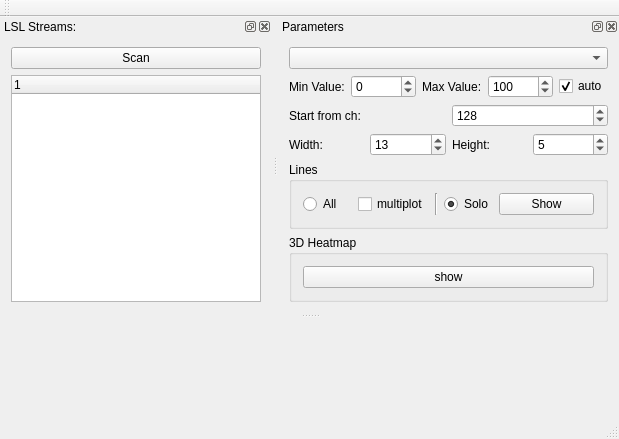
Old version of the form forms/mainwindow.ui in the repository Aightech/lslsub_plotter.
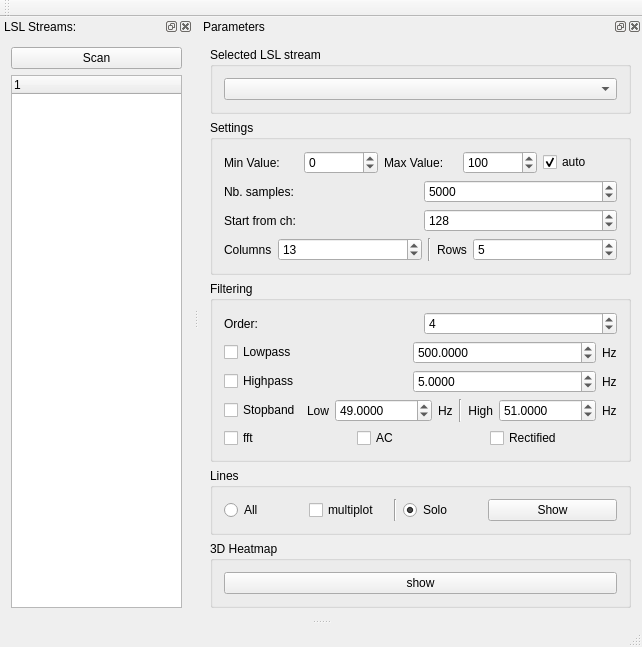
New version of the form.

Commit message: added filtering and other function

The edit to the form file:
```diff
--- a/forms/mainwindow.ui
+++ b/forms/mainwindow.ui
@@ -6,8 +6,8 @@
    <rect>
     <x>0</x>
     <y>0</y>
-    <width>619</width>
-    <height>439</height>
+    <width>642</width>
+    <height>588</height>
    </rect>
   </property>
   <property name="windowTitle">
@@ -96,193 +96,242 @@
       <layout class="QHBoxLayout" name="horizontalLayout">
        <item>
         <layout class="QGridLayout" name="gridLayout_4">
-         <item row="0" column="0">
-          <widget class="QComboBox" name="comboBox_stream">
-           <property name="sizePolicy">
-            <sizepolicy hsizetype="Preferred" vsizetype="Fixed">
-             <horstretch>0</horstretch>
-             <verstretch>0</verstretch>
-            </sizepolicy>
-           </property>
-          </widget>
-         </item>
-         <item row="1" column="0">
-          <layout class="QHBoxLayout" name="horizontalLayout_8">
-           <item>
-            <widget class="QLabel" name="label_13">
-             <property name="sizePolicy">
-              <sizepolicy hsizetype="Preferred" vsizetype="Preferred">
-               <horstretch>0</horstretch>
-               <verstretch>0</verstretch>
-              </sizepolicy>
-             </property>
-             <property name="text">
-              <string>Min Value:</string>
-             </property>
-            </widget>
-           </item>
-           <item>
-            <widget class="QSpinBox" name="spinBox_minVal">
-             <property name="sizePolicy">
-              <sizepolicy hsizetype="Preferred" vsizetype="Fixed">
-               <horstretch>0</horstretch>
-               <verstretch>0</verstretch>
-              </sizepolicy>
-             </property>
-             <property name="minimum">
-              <number>-64000</number>
-             </property>
-             <property name="maximum">
-              <number>64000</number>
-             </property>
-             <property name="value">
-              <number>0</number>
-             </property>
-            </widget>
-           </item>
-           <item>
-            <widget class="QLabel" name="label_17">
-             <property name="sizePolicy">
-              <sizepolicy hsizetype="Preferred" vsizetype="Preferred">
-               <horstretch>0</horstretch>
-               <verstretch>0</verstretch>
-              </sizepolicy>
-             </property>
-             <property name="text">
-              <string>Max Value:</string>
-             </property>
-            </widget>
-           </item>
-           <item>
-            <widget class="QSpinBox" name="spinBox_maxVal">
-             <property name="sizePolicy">
-              <sizepolicy hsizetype="Preferred" vsizetype="Fixed">
-               <horstretch>0</horstretch>
-               <verstretch>0</verstretch>
-              </sizepolicy>
-             </property>
-             <property name="minimum">
-              <number>-64000</number>
-             </property>
-             <property name="maximum">
-              <number>64000</number>
-             </property>
-             <property name="value">
-              <number>100</number>
-             </property>
-            </widget>
-           </item>
-           <item>
-            <widget class="QCheckBox" name="checkBox_scaleAuto">
-             <property name="text">
-              <string>auto</string>
-             </property>
-             <property name="checked">
-              <bool>true</bool>
-             </property>
-            </widget>
-           </item>
-          </layout>
-         </item>
-         <item row="2" column="0">
-          <layout class="QHBoxLayout" name="horizontalLayout_20">
-           <item>
-            <widget class="QLabel" name="label_31">
-             <property name="sizePolicy">
-              <sizepolicy hsizetype="Preferred" vsizetype="Preferred">
-               <horstretch>0</horstretch>
-               <verstretch>0</verstretch>
-              </sizepolicy>
-             </property>
-             <property name="text">
-              <string>Start from ch: </string>
-             </property>
-             <property name="alignment">
-              <set>Qt::AlignLeading|Qt::AlignLeft|Qt::AlignVCenter</set>
-             </property>
-            </widget>
-           </item>
-           <item>
-            <widget class="QSpinBox" name="spinBox_heatmapChmin">
-             <property name="sizePolicy">
-              <sizepolicy hsizetype="Preferred" vsizetype="Fixed">
-               <horstretch>0</horstretch>
-               <verstretch>0</verstretch>
-              </sizepolicy>
-             </property>
-             <property name="maximum">
-              <number>1000</number>
-             </property>
-             <property name="value">
-              <number>128</number>
-             </property>
-            </widget>
-           </item>
-          </layout>
-         </item>
-         <item row="3" column="0">
-          <layout class="QHBoxLayout" name="horizontalLayout_7">
-           <item>
-            <widget class="QLabel" name="label_12">
-             <property name="sizePolicy">
-              <sizepolicy hsizetype="Preferred" vsizetype="Preferred">
-               <horstretch>0</horstretch>
-               <verstretch>0</verstretch>
-              </sizepolicy>
-             </property>
-             <property name="text">
-              <string>Width:</string>
-             </property>
-            </widget>
-           </item>
-           <item>
-            <widget class="QSpinBox" name="spinBox_heatmapHeight">
-             <property name="sizePolicy">
-              <sizepolicy hsizetype="Preferred" vsizetype="Fixed">
-               <horstretch>0</horstretch>
-               <verstretch>0</verstretch>
-              </sizepolicy>
-             </property>
-             <property name="maximum">
-              <number>1000</number>
-             </property>
-             <property name="value">
-              <number>13</number>
-             </property>
-            </widget>
-           </item>
-           <item>
-            <widget class="QLabel" name="label_16">
-             <property name="sizePolicy">
-              <sizepolicy hsizetype="Preferred" vsizetype="Preferred">
-               <horstretch>0</horstretch>
-               <verstretch>0</verstretch>
-              </sizepolicy>
-             </property>
-             <property name="text">
-              <string>Height:</string>
-             </property>
-            </widget>
-           </item>
-           <item>
-            <widget class="QSpinBox" name="spinBox_heatmapWidth">
-             <property name="sizePolicy">
-              <sizepolicy hsizetype="Preferred" vsizetype="Fixed">
-               <horstretch>0</horstretch>
-               <verstretch>0</verstretch>
-              </sizepolicy>
-             </property>
-             <property name="maximum">
-              <number>1000</number>
-             </property>
-             <property name="value">
-              <number>5</number>
-             </property>
-            </widget>
-           </item>
-          </layout>
-         </item>
          <item row="4" column="0">
+          <widget class="QGroupBox" name="groupBox">
+           <property name="title">
+            <string>Filtering</string>
+           </property>
+           <layout class="QGridLayout" name="gridLayout_6">
+            <item row="0" column="0">
+             <layout class="QVBoxLayout" name="verticalLayout_3">
+              <item>
+               <layout class="QHBoxLayout" name="horizontalLayout_11">
+                <item>
+                 <widget class="QLabel" name="label_8">
+                  <property name="text">
+                   <string>Order:</string>
+                  </property>
+                 </widget>
+                </item>
+                <item>
+                 <widget class="QSpinBox" name="spinBox_order">
+                  <property name="maximum">
+                   <number>500</number>
+                  </property>
+                  <property name="value">
+                   <number>4</number>
+                  </property>
+                 </widget>
+                </item>
+               </layout>
+              </item>
+              <item>
+               <layout class="QHBoxLayout" name="horizontalLayout_5">
+                <item>
+                 <widget class="QCheckBox" name="checkBox_lowpass">
+                  <property name="text">
+                   <string>Lowpass</string>
+                  </property>
+                 </widget>
+                </item>
+                <item>
+                 <widget class="QDoubleSpinBox" name="doubleSpinBox_lowpass">
+                  <property name="decimals">
+                   <number>4</number>
+                  </property>
+                  <property name="maximum">
+                   <double>999999.000000000000000</double>
+                  </property>
+                  <property name="value">
+                   <double>500.000000000000000</double>
+                  </property>
+                 </widget>
+                </item>
+                <item>
+                 <widget class="QLabel" name="label_5">
+                  <property name="sizePolicy">
+                   <sizepolicy hsizetype="Fixed" vsizetype="Preferred">
+                    <horstretch>0</horstretch>
+                    <verstretch>0</verstretch>
+                   </sizepolicy>
+                  </property>
+                  <property name="text">
+                   <string>Hz</string>
+                  </property>
+                 </widget>
+                </item>
+               </layout>
+              </item>
+              <item>
+               <layout class="QHBoxLayout" name="horizontalLayout_3">
+                <item>
+                 <widget class="QCheckBox" name="checkBox_highpass">
+                  <property name="text">
+                   <string>Highpass</string>
+                  </property>
+                 </widget>
+                </item>
+                <item>
+                 <widget class="QDoubleSpinBox" name="doubleSpinBox_highpass">
+                  <property name="decimals">
+                   <number>4</number>
+                  </property>
+                  <property name="maximum">
+                   <double>999999.000000000000000</double>
+                  </property>
+                  <property name="value">
+                   <double>5.000000000000000</double>
+                  </property>
+                 </widget>
+                </item>
+                <item>
+                 <widget class="QLabel" name="label_4">
+                  <property name="sizePolicy">
+                   <sizepolicy hsizetype="Fixed" vsizetype="Preferred">
+                    <horstretch>0</horstretch>
+                    <verstretch>0</verstretch>
+                   </sizepolicy>
+                  </property>
+                  <property name="text">
+                   <string>Hz</string>
+                  </property>
+                 </widget>
+                </item>
+               </layout>
+              </item>
+              <item>
+               <layout class="QHBoxLayout" name="horizontalLayout_4">
+                <item>
+                 <widget class="QCheckBox" name="checkBox_stopband">
+                  <property name="text">
+                   <string>Stopband</string>
+                  </property>
+                 </widget>
+                </item>
+                <item>
+                 <widget class="QLabel" name="label">
+                  <property name="sizePolicy">
+                   <sizepolicy hsizetype="Fixed" vsizetype="Preferred">
+                    <horstretch>0</horstretch>
+                    <verstretch>0</verstretch>
+                   </sizepolicy>
+                  </property>
+                  <property name="text">
+                   <string>Low</string>
+                  </property>
+                  <property name="alignment">
+                   <set>Qt::AlignRight|Qt::AlignTrailing|Qt::AlignVCenter</set>
+                  </property>
+                 </widget>
+                </item>
+                <item>
+                 <widget class="QDoubleSpinBox" name="doubleSpinBox_stopband_low">
+                  <property name="decimals">
+                   <number>4</number>
+                  </property>
+                  <property name="maximum">
+                   <double>999999.000000000000000</double>
+                  </property>
+                  <property name="value">
+                   <double>49.000000000000000</double>
+                  </property>
+                 </widget>
+                </item>
+                <item>
+                 <widget class="QLabel" name="label_2">
+                  <property name="sizePolicy">
+                   <sizepolicy hsizetype="Fixed" vsizetype="Preferred">
+                    <horstretch>0</horstretch>
+                    <verstretch>0</verstretch>
+                   </sizepolicy>
+                  </property>
+                  <property name="text">
+                   <string>Hz</string>
+                  </property>
+                 </widget>
+                </item>
+                <item>
+                 <widget class="Line" name="line_2">
+                  <property name="orientation">
+                   <enum>Qt::Vertical</enum>
+                  </property>
+                 </widget>
+                </item>
+                <item>
+                 <widget class="QLabel" name="label_3">
+                  <property name="sizePolicy">
+                   <sizepolicy hsizetype="Fixed" vsizetype="Preferred">
+                    <horstretch>0</horstretch>
+                    <verstretch>0</verstretch>
+                   </sizepolicy>
+                  </property>
+                  <property name="text">
+                   <string>High</string>
+                  </property>
+                  <property name="alignment">
+                   <set>Qt::AlignRight|Qt::AlignTrailing|Qt::AlignVCenter</set>
+                  </property>
+                 </widget>
+                </item>
+                <item>
+                 <widget class="QDoubleSpinBox" name="doubleSpinBox__stopband_high">
+                  <property name="decimals">
+                   <number>4</number>
+                  </property>
+                  <property name="maximum">
+                   <double>999999.000000000000000</double>
+                  </property>
+                  <property name="value">
+                   <double>51.000000000000000</double>
+                  </property>
+                 </widget>
+                </item>
+                <item>
+                 <widget class="QLabel" name="label_6">
+                  <property name="sizePolicy">
+                   <sizepolicy hsizetype="Fixed" vsizetype="Preferred">
+                    <horstretch>0</horstretch>
+                    <verstretch>0</verstretch>
+                   </sizepolicy>
+                  </property>
+                  <property name="text">
+                   <string>Hz</string>
+                  </property>
+                 </widget>
+                </item>
+               </layout>
+              </item>
+              <item>
+               <layout class="QHBoxLayout" name="horizontalLayout_9">
+                <item>
+                 <widget class="QCheckBox" name="checkBox_fft">
+                  <property name="text">
+                   <string>fft</string>
+                  </property>
+                 </widget>
+                </item>
+                <item>
+                 <widget class="QCheckBox" name="checkBox_AC">
+                  <property name="text">
+                   <string>AC</string>
+                  </property>
+                 </widget>
+                </item>
+                <item>
+                 <widget class="QCheckBox" name="checkBox_Rectified">
+                  <property name="text">
+                   <string>Rectified</string>
+                  </property>
+                 </widget>
+                </item>
+               </layout>
+              </item>
+             </layout>
+            </item>
+           </layout>
+          </widget>
+         </item>
+         <item row="5" column="0">
           <widget class="QGroupBox" name="groupBox_2D">
            <property name="sizePolicy">
             <sizepolicy hsizetype="Preferred" vsizetype="Preferred">
@@ -369,7 +418,7 @@
            </layout>
           </widget>
          </item>
-         <item row="5" column="0">
+         <item row="7" column="0">
           <widget class="QGroupBox" name="groupBox_3D">
            <property name="sizePolicy">
             <sizepolicy hsizetype="Preferred" vsizetype="Preferred">
@@ -403,6 +452,238 @@
            </layout>
           </widget>
          </item>
+         <item row="1" column="0">
+          <widget class="QGroupBox" name="groupBox_2">
+           <property name="title">
+            <string>Settings</string>
+           </property>
+           <layout class="QGridLayout" name="gridLayout_8">
+            <item row="2" column="0">
+             <layout class="QHBoxLayout" name="horizontalLayout_20">
+              <item>
+               <widget class="QLabel" name="label_31">
+                <property name="sizePolicy">
+                 <sizepolicy hsizetype="Preferred" vsizetype="Preferred">
+                  <horstretch>0</horstretch>
+                  <verstretch>0</verstretch>
+                 </sizepolicy>
+                </property>
+                <property name="text">
+                 <string>Start from ch: </string>
+                </property>
+                <property name="alignment">
+                 <set>Qt::AlignLeading|Qt::AlignLeft|Qt::AlignVCenter</set>
+                </property>
+               </widget>
+              </item>
+              <item>
+               <widget class="QSpinBox" name="spinBox_heatmapChmin">
+                <property name="sizePolicy">
+                 <sizepolicy hsizetype="Preferred" vsizetype="Fixed">
+                  <horstretch>0</horstretch>
+                  <verstretch>0</verstretch>
+                 </sizepolicy>
+                </property>
+                <property name="maximum">
+                 <number>10000</number>
+                </property>
+                <property name="value">
+                 <number>128</number>
+                </property>
+               </widget>
+              </item>
+             </layout>
+            </item>
+            <item row="0" column="0">
+             <layout class="QHBoxLayout" name="horizontalLayout_8">
+              <item>
+               <widget class="QLabel" name="label_13">
+                <property name="sizePolicy">
+                 <sizepolicy hsizetype="Preferred" vsizetype="Preferred">
+                  <horstretch>0</horstretch>
+                  <verstretch>0</verstretch>
+                 </sizepolicy>
+                </property>
+                <property name="text">
+                 <string>Min Value:</string>
+                </property>
+               </widget>
+              </item>
+              <item>
+               <widget class="QSpinBox" name="spinBox_minVal">
+                <property name="sizePolicy">
+                 <sizepolicy hsizetype="Preferred" vsizetype="Fixed">
+                  <horstretch>0</horstretch>
+                  <verstretch>0</verstretch>
+                 </sizepolicy>
+                </property>
+                <property name="minimum">
+                 <number>-99999999</number>
+                </property>
+                <property name="maximum">
+                 <number>99999999</number>
+                </property>
+                <property name="value">
+                 <number>0</number>
+                </property>
+               </widget>
+              </item>
+              <item>
+               <widget class="QLabel" name="label_17">
+                <property name="sizePolicy">
+                 <sizepolicy hsizetype="Preferred" vsizetype="Preferred">
+                  <horstretch>0</horstretch>
+                  <verstretch>0</verstretch>
+                 </sizepolicy>
+                </property>
+                <property name="text">
+                 <string>Max Value:</string>
+                </property>
+               </widget>
+              </item>
+              <item>
+               <widget class="QSpinBox" name="spinBox_maxVal">
+                <property name="sizePolicy">
+                 <sizepolicy hsizetype="Preferred" vsizetype="Fixed">
+                  <horstretch>0</horstretch>
+                  <verstretch>0</verstretch>
+                 </sizepolicy>
+                </property>
+                <property name="minimum">
+                 <number>-99999999</number>
+                </property>
+                <property name="maximum">
+                 <number>99999999</number>
+                </property>
+                <property name="value">
+                 <number>100</number>
+                </property>
+               </widget>
+              </item>
+              <item>
+               <widget class="QCheckBox" name="checkBox_scaleAuto">
+                <property name="text">
+                 <string>auto</string>
+                </property>
+                <property name="checked">
+                 <bool>true</bool>
+                </property>
+               </widget>
+              </item>
+             </layout>
+            </item>
+            <item row="3" column="0">
+             <layout class="QHBoxLayout" name="horizontalLayout_7">
+              <item>
+               <widget class="QLabel" name="label_12">
+                <property name="sizePolicy">
+                 <sizepolicy hsizetype="Fixed" vsizetype="Preferred">
+                  <horstretch>0</horstretch>
+                  <verstretch>0</verstretch>
+                 </sizepolicy>
+                </property>
+                <property name="text">
+                 <string>Columns</string>
+                </property>
+               </widget>
+              </item>
+              <item>
+               <widget class="QSpinBox" name="spinBox_heatmapHeight">
+                <property name="sizePolicy">
+                 <sizepolicy hsizetype="Preferred" vsizetype="Fixed">
+                  <horstretch>0</horstretch>
+                  <verstretch>0</verstretch>
+                 </sizepolicy>
+                </property>
+                <property name="maximum">
+                 <number>1000</number>
+                </property>
+                <property name="value">
+                 <number>13</number>
+                </property>
+               </widget>
+              </item>
+              <item>
+               <widget class="Line" name="line_3">
+                <property name="orientation">
+                 <enum>Qt::Vertical</enum>
+                </property>
+               </widget>
+              </item>
+              <item>
+               <widget class="QLabel" name="label_16">
+                <property name="sizePolicy">
+                 <sizepolicy hsizetype="Fixed" vsizetype="Preferred">
+                  <horstretch>0</horstretch>
+                  <verstretch>0</verstretch>
+                 </sizepolicy>
+                </property>
+                <property name="text">
+                 <string>Rows</string>
+                </property>
+               </widget>
+              </item>
+              <item>
+               <widget class="QSpinBox" name="spinBox_heatmapWidth">
+                <property name="sizePolicy">
+                 <sizepolicy hsizetype="Preferred" vsizetype="Fixed">
+                  <horstretch>0</horstretch>
+                  <verstretch>0</verstretch>
+                 </sizepolicy>
+                </property>
+                <property name="maximum">
+                 <number>1000</number>
+                </property>
+                <property name="value">
+                 <number>5</number>
+                </property>
+               </widget>
+              </item>
+             </layout>
+            </item>
+            <item row="1" column="0">
+             <layout class="QHBoxLayout" name="horizontalLayout_10">
+              <item>
+               <widget class="QLabel" name="label_7">
+                <property name="text">
+                 <string>Nb. samples:</string>
+                </property>
+               </widget>
+              </item>
+              <item>
+               <widget class="QSpinBox" name="spinBox_n">
+                <property name="maximum">
+                 <number>99999</number>
+                </property>
+                <property name="value">
+                 <number>5000</number>
+                </property>
+               </widget>
+              </item>
+             </layout>
+            </item>
+           </layout>
+          </widget>
+         </item>
+         <item row="0" column="0">
+          <widget class="QGroupBox" name="groupBox_3">
+           <property name="title">
+            <string>Selected LSL stream</string>
+           </property>
+           <layout class="QGridLayout" name="gridLayout_9">
+            <item row="0" column="0">
+             <widget class="QComboBox" name="comboBox_stream">
+              <property name="sizePolicy">
+               <sizepolicy hsizetype="Preferred" vsizetype="Fixed">
+                <horstretch>0</horstretch>
+                <verstretch>0</verstretch>
+               </sizepolicy>
+              </property>
+             </widget>
+            </item>
+           </layout>
+          </widget>
+         </item>
         </layout>
        </item>
       </layout>
```
Left out of the diff: 2 changed lines with no effect on the pictures. The commit also changes 3 other files.
